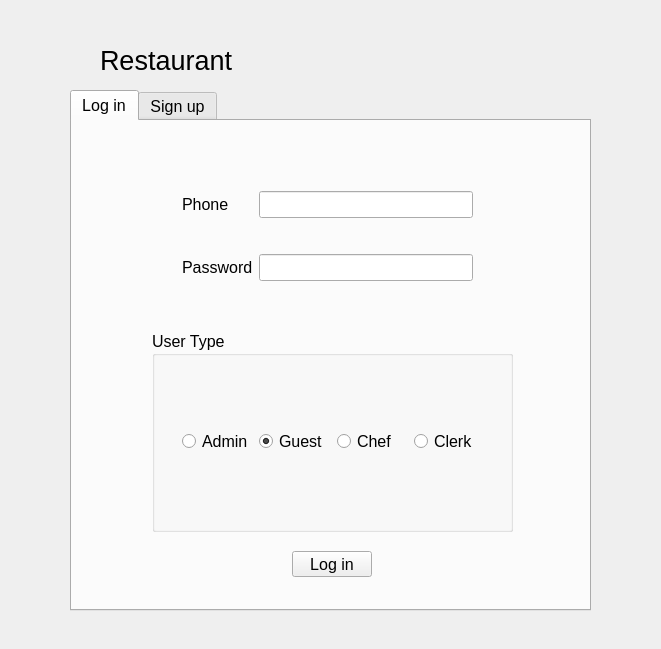
First picture: the form in logindlg.ui, repository zrd96/restaurant, before the edit.
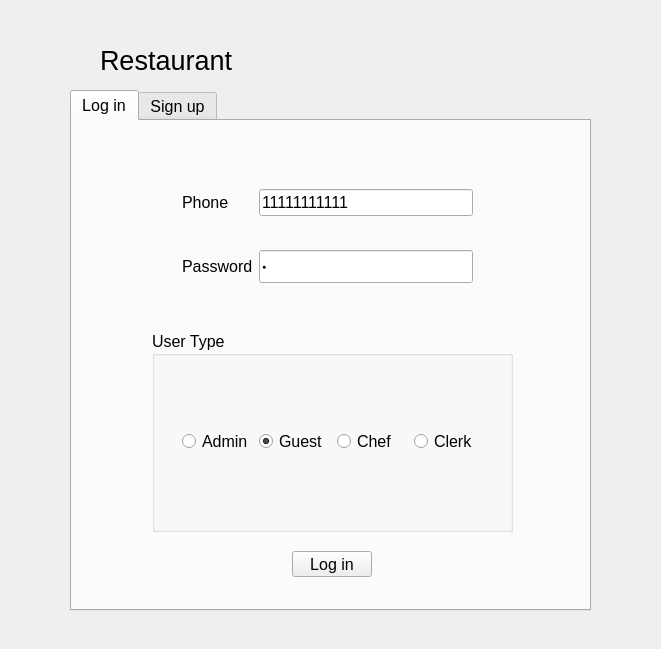
Second picture: the form after the edit. The open tabs and pages were chosen to show the change.

What changed in the file:
```diff
--- a/logindlg.ui
+++ b/logindlg.ui
@@ -59,10 +59,34 @@
        </widget>
       </item>
       <item row="0" column="1">
-       <widget class="QLineEdit" name="lineEditPhoneLogin"/>
+       <widget class="QLineEdit" name="lineEditPhoneLogin">
+        <property name="text">
+         <string>11111111111</string>
+        </property>
+       </widget>
       </item>
       <item row="1" column="1">
        <widget class="QLineEdit" name="lineEditPasswordLogin">
+        <property name="sizePolicy">
+         <sizepolicy hsizetype="Expanding" vsizetype="Maximum">
+          <horstretch>0</horstretch>
+          <verstretch>0</verstretch>
+         </sizepolicy>
+        </property>
+        <property name="maximumSize">
+         <size>
+          <width>16777215</width>
+          <height>33</height>
+         </size>
+        </property>
+        <property name="font">
+         <font>
+          <pointsize>5</pointsize>
+         </font>
+        </property>
+        <property name="text">
+         <string>1</string>
+        </property>
         <property name="echoMode">
          <enum>QLineEdit::Password</enum>
         </property>
```
Left out of the diff: 2 changed lines with no effect on the pictures.
